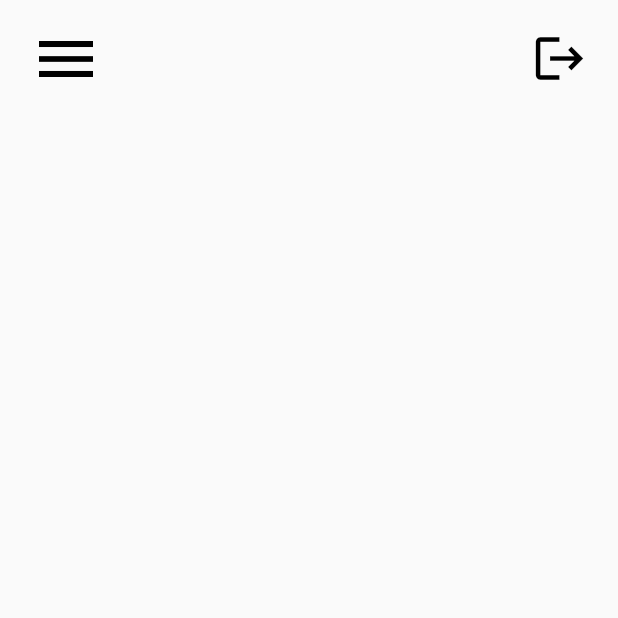
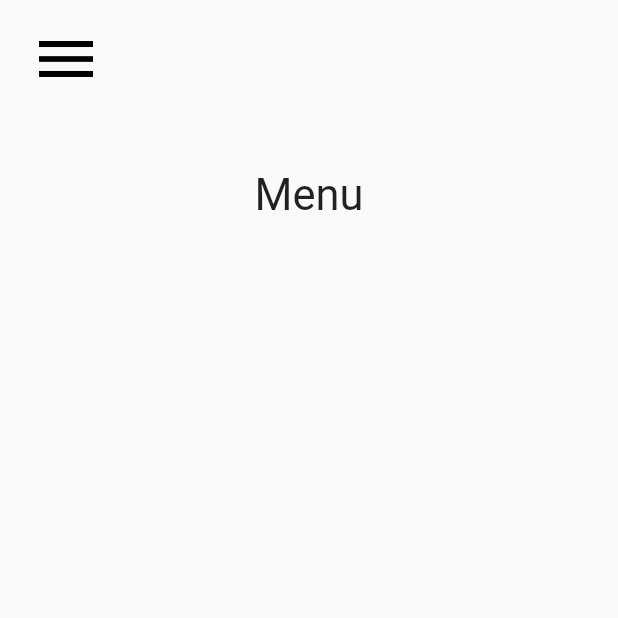
Before and after one commit to silkiy/app_windows, a Flutter app: the screen it shows after launch, on a phone screen of 412 x 824 dp, the top half of it. Run offline on Flutter 3.47's test engine with Material 2 defaults, Android fonts, the phone set to English and light mode, and no system bars.

Commit message:
Update home_page.dart

```diff
--- a/lib/pages/home_page.dart
+++ b/lib/pages/home_page.dart
@@ -26,10 +26,29 @@ class HomePage extends StatelessWidget {
                       size: 48,
                       color: Colors.black,
                     ),
-                    Icon(
-                      Icons.logout,
-                      size: 38,
-                      color: Colors.black,
+                    // Icon(
+                    //   Icons.logout,
+                    //   size: 38,
+                    //   color: Colors.black,
+                    // )
+                  ],
+                ),
+              ),
+              SizedBox(
+                height: 20,
+              ),
+              Padding(
+                padding: EdgeInsets.symmetric(
+                  horizontal: 20,
+                  vertical: 15,
+                ),
+                child: Column(
+                  children: [
+                    Text(
+                      "Menu",
+                      style: TextStyle(
+                        fontSize: 29,
+                      ),
                     )
                   ],
                 ),
@@ -42,14 +61,16 @@ class HomePage extends StatelessWidget {
                   horizontal: 20,
                   vertical: 15,
                 ),
-                child: Column(
-                  children: [],
-                ),
               ),
-              SizedBox(
-                height: 20,
-              ),
-              Column()
+              // Expanded(
+              //   child: GridView.builder(
+              //     gridDelegate: SliverGridDelegateWithFixedCrossAxisCount(
+              //         crossAxisCount: 2),
+              //     itemBuilder: (context, index) {
+              //       return Container();
+              //     },
+              //   ),
+              // )
             ],
           ),
         ),
```
